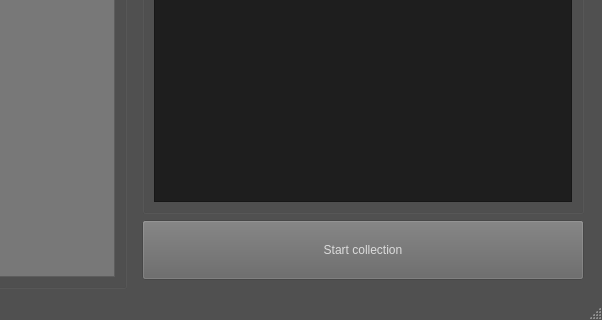
This is venv/Benzaiten_UI/main_window.ui in michaelhmt/Benzaiten_mrk4_ as Qt 5 draws it before an edit; both pictures show x 292 to 894 and y 274 to 594 of the 894 by 594 pixel window. The edited form follows.
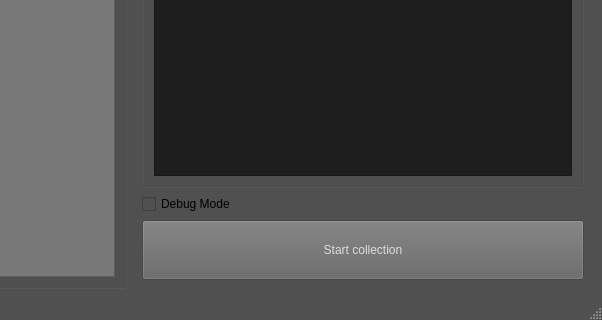
This is the edited form.

Commit message:
Add a debug mode
add debug mode to the ui console for display what stage the code is at.

What changed in the file:
```diff
--- a/venv/Benzaiten_UI/main_window.ui
+++ b/venv/Benzaiten_UI/main_window.ui
@@ -281,6 +281,13 @@
           </layout>
          </widget>
         </item>
+        <item>
+         <widget class="QCheckBox" name="chkbx_debug_mode">
+          <property name="text">
+           <string>Debug Mode</string>
+          </property>
+         </widget>
+        </item>
         <item>
          <widget class="QPushButton" name="start_collection">
           <property name="minimumSize">
```
The commit also changes 11 other files.
